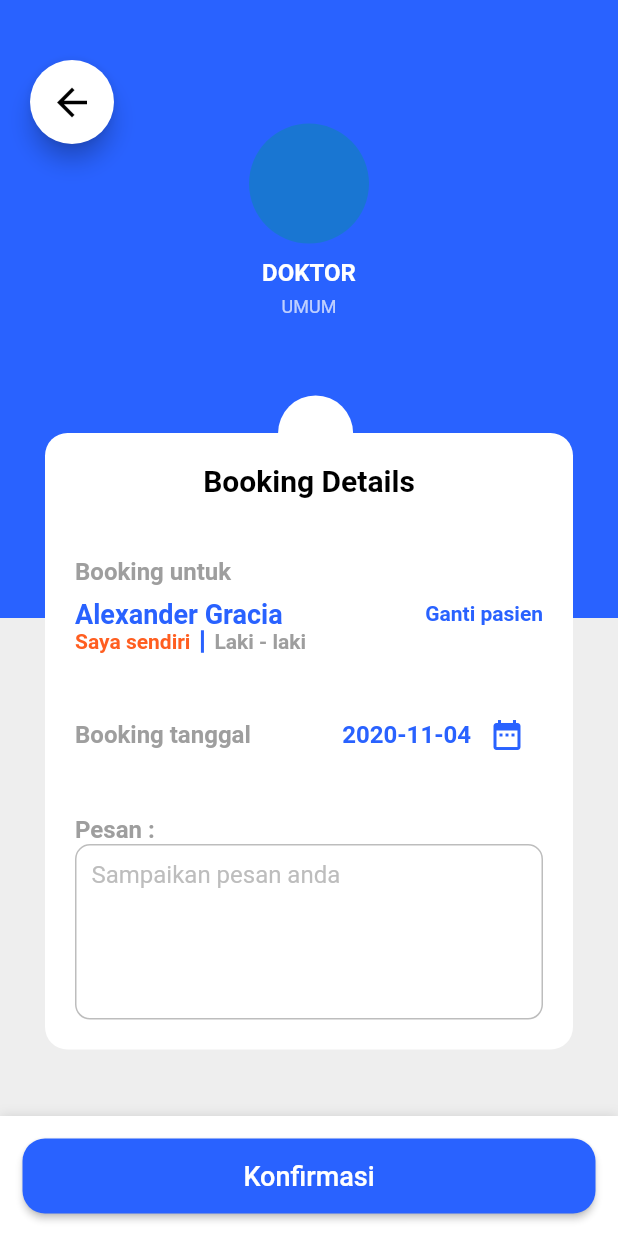
After one commit to zanuarts/RS-TingkatAkhir, a Flutter app: the BookingConfirm screen opened directly, on a phone screen of 412 x 824 dp. The commit adds this screen. Run offline on Flutter 3.47's test engine with Material 2 defaults, Android fonts, the phone set to English and light mode, and no system bars; our stand-ins replace carousel_pro; missing offline and left inert: cupertino_radio_choice.

Commit message:
booking detail

```diff
--- /dev/null
+++ b/lib/src/ui/components/booking/bottom_nav.dart
@@ -0,0 +1,34 @@
+import 'package:flutter/material.dart';
+import 'package:smkdev/src/constants/constant.dart';
+import 'package:smkdev/src/ui/components/buttons/button_primary.dart';
+
+class BottomNavBooking extends StatelessWidget {
+  const BottomNavBooking({
+    Key key,
+    @required this.size,
+    this.buttonClick,
+    this.buttonText,
+    this.colorButton,
+    this.textColor,
+  }) : super(key: key);
+
+  final Size size;
+  final Function buttonClick;
+  final String buttonText;
+  final Color colorButton, textColor;
+
+  @override
+  Widget build(BuildContext context) {
+    return Container(
+      width: size.width,
+      padding: EdgeInsets.all(15),
+      decoration: BoxDecoration(boxShadow: darkShadow, color: Colors.white),
+      child: ButtonPrimary(
+        buttonText: buttonText,
+        color: colorPrimary,
+        textColor: textColor,
+        onClicked: buttonClick,
+      ),
+    );
+  }
+}
--- a/lib/src/ui/components/dialog_form.dart
+++ b/lib/src/ui/components/dialog_form.dart
@@ -3,7 +3,8 @@ import 'package:flutter/material.dart';
 import 'package:smkdev/src/constants/constant.dart';
 import 'package:smkdev/src/ui/components/buttons/button_primary.dart';
 
-void showFormBooking(Size size, bool _warning, BuildContext context) {
+void showFormBooking(
+    Size size, bool _warning, BuildContext context, Function daftarClick) {
   final _formKey = GlobalKey<FormState>();
   bool _autoValidate = false;
   TextEditingController textNama = new TextEditingController();
@@ -265,7 +266,7 @@ void showFormBooking(Size size, bool _warning, BuildContext context) {
                                         buttonText: "Daftar",
                                         color: colorPrimary,
                                         textColor: Colors.white,
-                                        onClicked: () {},
+                                        onClicked: daftarClick,
                                       ),
                                     ],
                                   )
--- /dev/null
+++ b/lib/src/ui/pages/booking/page_booking_confirm.dart
@@ -0,0 +1,241 @@
+import 'package:flutter/material.dart';
+import 'package:intl/intl.dart';
+import 'package:smkdev/src/constants/constant.dart';
+import 'package:smkdev/src/ui/components/booking/bottom_nav.dart';
+
+class BookingConfirm extends StatefulWidget {
+  @override
+  _BookingConfirmState createState() => _BookingConfirmState();
+}
+
+class _BookingConfirmState extends State<BookingConfirm> {
+  DateTime _date = DateTime.now();
+
+  @override
+  void initState() {
+    // TODO: implement initState
+    super.initState();
+  }
+
+  @override
+  Widget build(BuildContext context) {
+    Size size = MediaQuery.of(context).size;
+    return Scaffold(
+      backgroundColor: Colors.grey[200],
+      body: SingleChildScrollView(
+        scrollDirection: Axis.vertical,
+        child: Stack(
+          children: [
+            Container(
+              width: size.width,
+              height: size.height * 0.5,
+              color: colorPrimary,
+            ),
+            Positioned(
+              left: 20,
+              top: 40,
+              child: FloatingActionButton(
+                onPressed: () {
+                  Navigator.pop(context);
+                },
+                child: Icon(
+                  Icons.arrow_back,
+                  color: Colors.black,
+                  size: 30,
+                ),
+                backgroundColor: Colors.white,
+              ),
+            ),
+            Container(
+              margin: EdgeInsets.only(top: size.height * 0.1),
+              width: size.width,
+              child: Column(
+                crossAxisAlignment: CrossAxisAlignment.center,
+                children: [
+                  CircleAvatar(radius: 40),
+                  SizedBox(height: 10),
+                  Text(
+                    "DOKTOR",
+                    style: TextStyle(
+                        color: Colors.white,
+                        fontSize: 16,
+                        fontWeight: FontWeight.bold),
+                  ),
+                  SizedBox(height: 6),
+                  Text(
+                    "UMUM",
+                    style: TextStyle(
+                        color: Colors.white70,
+                        fontSize: 12,
+                        fontWeight: FontWeight.w400),
+                  )
+                ],
+              ),
+            ),
+            Container(
+                margin: EdgeInsets.only(top: size.height * 0.32),
+                // left: 30, right: 30),
+                width: size.width,
+                decoration: BoxDecoration(color: Colors.transparent),
+                child: Stack(
+                  children: [
+                    Container(
+                      width: 50,
+                      height: 50,
+                      margin: EdgeInsets.only(left: size.width * 0.45),
+                      decoration: BoxDecoration(
+                          color: Colors.white,
+                          borderRadius: BorderRadius.circular(50)),
+                    ),
+                    Container(
+                      padding: EdgeInsets.all(20),
+                      margin: EdgeInsets.only(top: 25, left: 30, right: 30),
+                      width: size.width,
+                      decoration: BoxDecoration(
+                          color: Colors.white,
+                          borderRadius: BorderRadius.circular(15)),
+                      child: Column(
+                        crossAxisAlignment: CrossAxisAlignment.start,
+                        children: [
+                          Center(
+                            child: Text(
+                              "Booking Details",
+                              style: TextStyle(
+                                  color: Colors.black,
+                                  fontSize: 20,
+                                  fontWeight: FontWeight.bold),
+                            ),
+                          ),
+                          SizedBox(height: 40),
+                          Text(
+                            "Booking untuk",
+                            style: TextStyle(
+                                color: Colors.grey,
+                                fontSize: 16,
+                                fontWeight: FontWeight.bold),
+                          ),
+                          SizedBox(height: 8),
+                          Row(
+                            mainAxisAlignment: MainAxisAlignment.spaceBetween,
+                            children: [
+                              Text(
+                                "Alexander Gracia",
+                                style: TextStyle(
+                                    color: colorPrimary,
+                                    fontSize: 18,
+                                    fontWeight: FontWeight.bold),
+                              ),
+                              GestureDetector(
+                                onTap: () {},
+                                child: Text(
+                                  "Ganti pasien",
+                                  style: TextStyle(
+                                      color: colorPrimary,
+                                      fontSize: 14,
+                                      fontWeight: FontWeight.bold),
+                                ),
+                              ),
+                            ],
+                          ),
+                          Row(
+                            children: [
+                              Text(
+                                "Saya sendiri",
+                                style: TextStyle(
+                                    color: colorSecondary,
+                                    fontSize: 14,
+                                    fontWeight: FontWeight.bold),
+                              ),
+                              Container(
+                                  height: 15,
+                                  child: VerticalDivider(
+                                    color: colorPrimary,
+                                    thickness: 2,
+                                  )),
+                              Text(
+                                "Laki - laki",
+                                style: TextStyle(
+                                    color: Colors.grey,
+                                    fontSize: 14,
+                                    fontWeight: FontWeight.bold),
+                              ),
+                            ],
+                          ),
+                          SizedBox(height: 30),
+                          Row(
+                            mainAxisAlignment: MainAxisAlignment.spaceBetween,
+                            children: [
+                              Text(
+                                "Booking tanggal",
+                                style: TextStyle(
+                                    color: Colors.grey,
+                                    fontSize: 16,
+                                    fontWeight: FontWeight.bold),
+                              ),
+                              Row(
+                                children: [
+                                  Text(DateFormat('yyyy-MM-dd').format(_date),
+                                      style: TextStyle(
+                                          color: colorPrimary,
+                                          fontSize: 16,
+                                          fontWeight: FontWeight.bold)),
+                                  IconButton(
+                                      icon: Icon(
+                                        Icons.date_range,
+                                        color: colorPrimary,
+                                      ),
+                                      onPressed: () {
+                                        setState(() async {
+                                          _date = await showDatePicker(
+                                            context: context,
+                                            initialDate: DateTime.now(),
+                                            firstDate: DateTime(2020),
+                                            lastDate: DateTime(2200),
+                                          );
+                                        });
+                                      }),
+                                ],
+                              ),
+                            ],
+                          ),
+                          SizedBox(height: 30),
+                          Text(
+                            "Pesan :",
+                            style: TextStyle(
+                                color: Colors.grey,
+                                fontSize: 16,
+                                fontWeight: FontWeight.bold),
+                          ),
+                          Container(
+                            padding: EdgeInsets.all(10),
+                            decoration: BoxDecoration(
+                                border: Border.all(color: Colors.grey[400]),
+                                color: Colors.white,
+                                borderRadius: BorderRadius.circular(10)),
+                            child: TextField(
+                              maxLines: 5,
+                              decoration: InputDecoration.collapsed(
+                                  hintText: "Sampaikan pesan anda",
+                                  hintStyle: TextStyle(
+                                    color: Colors.grey[400],
+                                  )),
+                            ),
+                          )
+                        ],
+                      ),
+                    )
+                  ],
+                ))
+          ],
+        ),
+      ),
+      bottomNavigationBar: BottomNavBooking(
+        size: size,
+        buttonClick: () {},
+        buttonText: "Konfirmasi",
+        colorButton: colorPrimary,
+        textColor: Colors.white,
+      ),
+    );
+  }
+}
--- a/lib/src/ui/pages/booking/page_dokter_detail.dart
+++ b/lib/src/ui/pages/booking/page_dokter_detail.dart
@@ -2,10 +2,12 @@ import 'package:flutter/cupertino.dart';
 import 'package:flutter/material.dart';
 import 'package:smkdev/src/constants/constant.dart';
 import 'package:smkdev/src/ui/components/booking/booking_form_user.dart';
+import 'package:smkdev/src/ui/components/booking/bottom_nav.dart';
 import 'package:smkdev/src/ui/components/booking/doctor_schedule_item.dart';
 import 'package:smkdev/src/ui/components/buttons/button_primary.dart';
 import 'package:smkdev/src/ui/components/widget_short_description.dart';
 import 'package:smkdev/src/ui/components/dialog_form.dart';
+import 'package:smkdev/src/ui/pages/booking/page_booking_confirm.dart';
 
 class BookingDoctorDetail extends StatefulWidget {
   @override
@@ -146,18 +148,19 @@ class _BookingDoctorDetailState extends State<BookingDoctorDetail> {
           )
         ],
       ),
-      bottomNavigationBar: Container(
-        width: size.width,
-        padding: EdgeInsets.all(15),
-        decoration: BoxDecoration(boxShadow: darkShadow, color: Colors.white),
-        child: ButtonPrimary(
-          buttonText: "Buat Janji",
-          color: colorPrimary,
-          textColor: Colors.white,
-          onClicked: () {
-            showFormBooking(size, true, context);
-          },
-        ),
+      bottomNavigationBar: BottomNavBooking(
+        size: size,
+        buttonClick: () {
+          showFormBooking(size, true, context, () {
+            Navigator.push(
+                context,
+                MaterialPageRoute(
+                    builder: (BuildContext context) => BookingConfirm()));
+          });
+        },
+        buttonText: "Buat Janji",
+        colorButton: colorPrimary,
+        textColor: Colors.white,
       ),
     );
   }
--- a/pubspec.yaml
+++ b/pubspec.yaml
@@ -25,6 +25,7 @@ dependencies:
     sdk: flutter
   carousel_pro: ^1.0.0
   cupertino_radio_choice: ^1.0.0+2
+  intl:
 
 
   # The following adds the Cupertino Icons font to your application.
```
Also changed, not shown: pubspec.lock.
